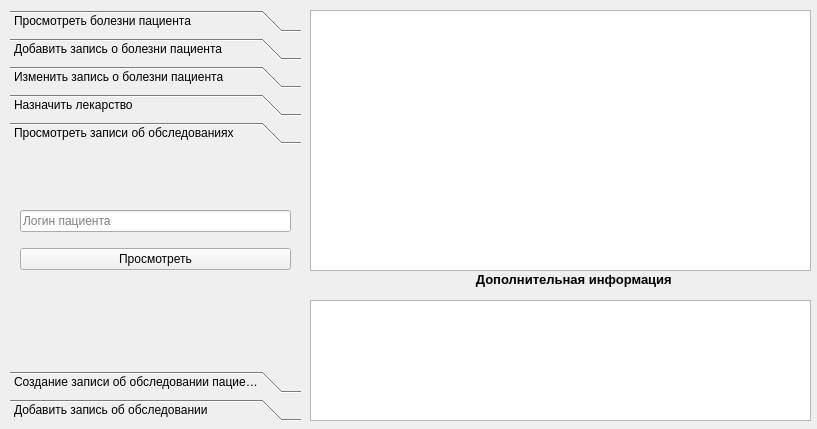
This is client/gui/ui/doc_window.ui in Banifest/HospitalDB as Qt 5 draws it before an edit. The edited form follows.
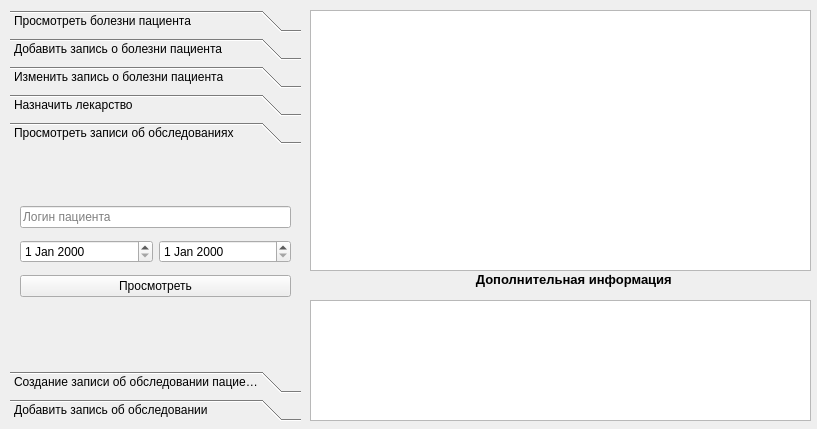
This is the edited form. The open tabs and pages were chosen to show the change. Icons and pictures are not drawn.

The edit to the form file:
```diff
--- a/client/gui/ui/doc_window.ui
+++ b/client/gui/ui/doc_window.ui
@@ -288,8 +288,8 @@
                     <rect>
                         <x>0</x>
                         <y>0</y>
-                        <width>98</width>
-                        <height>28</height>
+                        <width>291</width>
+                        <height>222</height>
                     </rect>
                 </property>
                 <attribute name="label">
@@ -301,24 +301,30 @@
                             <x>10</x>
                             <y>50</y>
                             <width>271</width>
-                            <height>81</height>
+                            <height>103</height>
                         </rect>
                     </property>
                     <layout class="QGridLayout" name="gridLayout_7">
                         <item row="1" column="0">
-                            <widget class="QPushButton" name="see_exm_button">
-                                <property name="text">
-                                    <string>Просмотреть</string>
-                                </property>
-                            </widget>
+                            <widget class="QDateEdit" name="see_emx_date_begin"/>
                         </item>
-                        <item row="0" column="0">
+                        <item row="1" column="1">
+                            <widget class="QDateEdit" name="see_emx_date_end"/>
+                        </item>
+                        <item row="0" column="0" colspan="2">
                             <widget class="QLineEdit" name="see_exm_login_text_box">
                                 <property name="placeholderText">
                                     <string>Логин пациента</string>
                                 </property>
                             </widget>
                         </item>
+                        <item row="3" column="0" colspan="2">
+                            <widget class="QPushButton" name="see_exm_button">
+                                <property name="text">
+                                    <string>Просмотреть</string>
+                                </property>
+                            </widget>
+                        </item>
                     </layout>
                 </widget>
             </widget>
```
Left out of the diff: 26 changed lines with no effect on the pictures.
